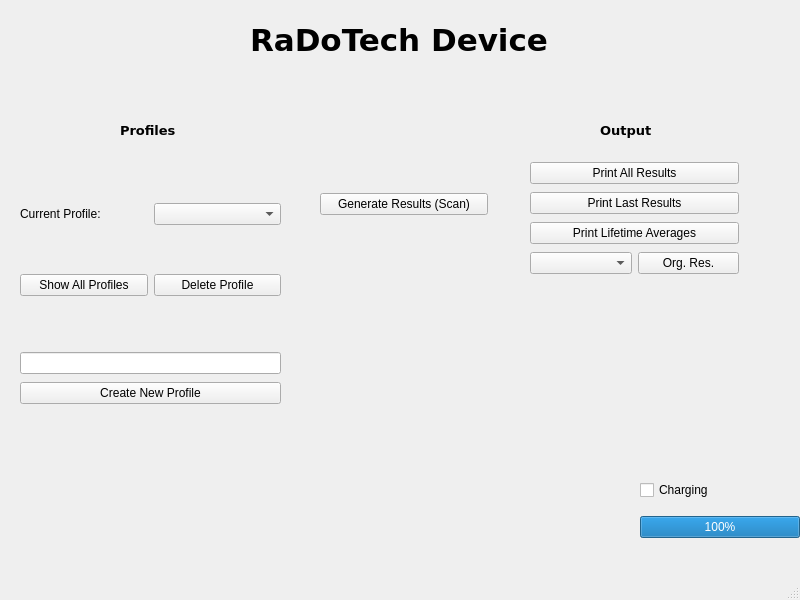
Qt form mainwindow.ui (luka-weicker/3004_Final) before a commit.
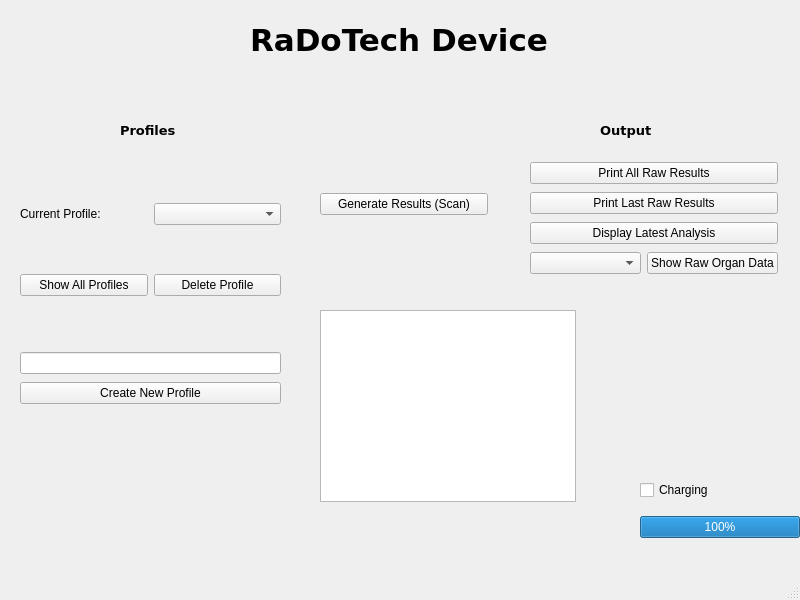
The same form after that commit.

Commit message: added analysis algorithm and coloured display

Diff of the .ui file:
```diff
--- a/mainwindow.ui
+++ b/mainwindow.ui
@@ -60,7 +60,7 @@
      <rect>
       <x>530</x>
       <y>160</y>
-      <width>209</width>
+      <width>248</width>
       <height>120</height>
      </rect>
     </property>
@@ -68,21 +68,21 @@
      <item row="0" column="0" colspan="2">
       <widget class="QPushButton" name="printAllButton">
        <property name="text">
-        <string>Print All Results</string>
+        <string>Print All Raw Results</string>
        </property>
       </widget>
      </item>
      <item row="3" column="1">
       <widget class="QPushButton" name="printOrganButton">
        <property name="text">
-        <string>Org. Res.</string>
+        <string>Show Raw Organ Data</string>
        </property>
       </widget>
      </item>
      <item row="1" column="0" colspan="2">
       <widget class="QPushButton" name="printLastButton">
        <property name="text">
-        <string>Print Last Results</string>
+        <string>Print Last Raw Results</string>
        </property>
       </widget>
      </item>
@@ -92,7 +92,7 @@
      <item row="2" column="0" colspan="2">
       <widget class="QPushButton" name="printAveragesButton">
        <property name="text">
-        <string>Print Lifetime Averages</string>
+        <string>Display Latest Analysis</string>
        </property>
       </widget>
      </item>
@@ -223,6 +223,16 @@
      </item>
     </layout>
    </widget>
+   <widget class="QGraphicsView" name="resultsGraphicsView">
+    <property name="geometry">
+     <rect>
+      <x>320</x>
+      <y>310</y>
+      <width>256</width>
+      <height>192</height>
+     </rect>
+    </property>
+   </widget>
   </widget>
   <widget class="QMenuBar" name="menubar">
    <property name="geometry">
```
Left out of the diff: 2 changed lines with no effect on the pictures. The commit also changes 7 other files.
